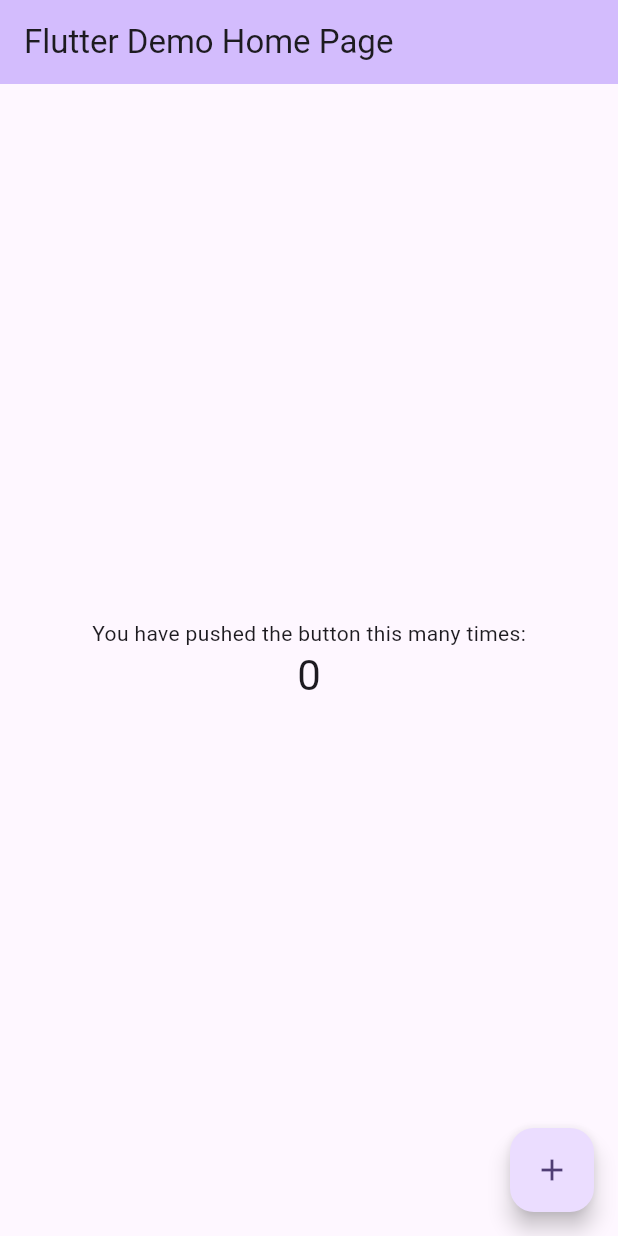
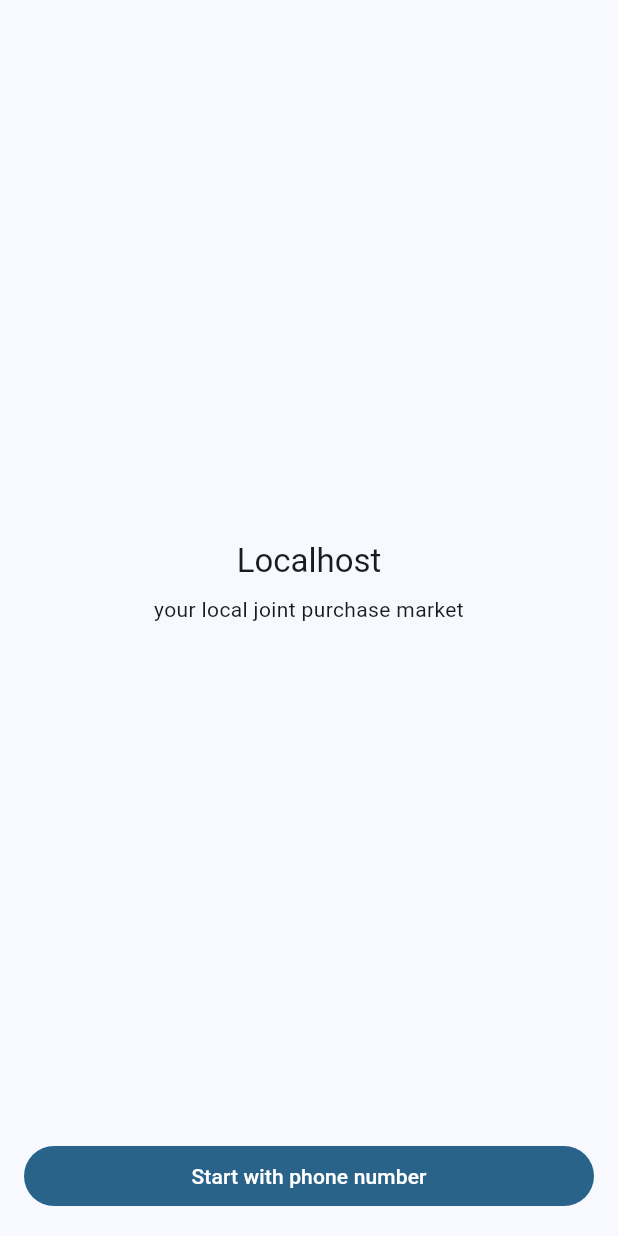
Before and after one commit to Scripter36/localhost_client, a Flutter app: the screen it shows after launch, on a phone screen of 412 x 824 dp. Run offline on Flutter 3.47's test engine with Material 2 defaults, Android fonts, the phone set to English and light mode, and no system bars; our stand-ins replace flutter_riverpod; generated files the repository leaves out were written again.

Commit message:
번역 추가, 시작 부분 화면 구현, 홈 틀만 구현

```diff
--- /dev/null
+++ b/l10n.yaml
@@ -0,0 +1,3 @@
+arb-dir: lib/l10n
+template-arb-file: app_en.arb
+output-localization-file: app_localizations.dart
--- a/lib/main.dart
+++ b/lib/main.dart
@@ -1,7 +1,13 @@
 import 'package:flutter/material.dart';
+import 'package:flutter_gen/gen_l10n/app_localizations.dart';
+import 'package:flutter_riverpod/flutter_riverpod.dart';
+import 'package:localhost/home/screens/home.dart';
+import 'package:localhost/start/screens/signin.dart';
+import 'package:localhost/start/screens/signup.dart';
+import 'package:localhost/start/screens/start.dart';
 
 void main() {
-  runApp(const MyApp());
+  runApp(const ProviderScope(child: MyApp()));
 }
 
 class MyApp extends StatelessWidget {
@@ -11,115 +17,19 @@ class MyApp extends StatelessWidget {
   @override
   Widget build(BuildContext context) {
     return MaterialApp(
-      title: 'Flutter Demo',
-      theme: ThemeData(
-        // This is the theme of your application.
-        //
-        // TRY THIS: Try running your application with "flutter run". You'll see
-        // the application has a blue toolbar. Then, without quitting the app,
-        // try changing the seedColor in the colorScheme below to Colors.green
-        // and then invoke "hot reload" (save your changes or press the "hot
-        // reload" button in a Flutter-supported IDE, or press "r" if you used
-        // the command line to start the app).
-        //
-        // Notice that the counter didn't reset back to zero; the application
-        // state is not lost during the reload. To reset the state, use hot
-        // restart instead.
-        //
-        // This works for code too, not just values: Most code changes can be
-        // tested with just a hot reload.
-        colorScheme: ColorScheme.fromSeed(seedColor: Colors.deepPurple),
-        useMaterial3: true,
-      ),
-      home: const MyHomePage(title: 'Flutter Demo Home Page'),
-    );
+        title: 'Localhost',
+        localizationsDelegates: AppLocalizations.localizationsDelegates,
+        supportedLocales: AppLocalizations.supportedLocales,
+        theme: ThemeData(
+          colorScheme: ColorScheme.fromSeed(seedColor: const Color(0xFF006494)),
+          useMaterial3: true,
+        ),
+        initialRoute: '/start',
+        routes: {
+          '/start': (context) => const StartPage(),
+          '/signin': (context) => const SigninPage(),
+          '/signup': (context) => const SignupPage(),
+          '/home': (context) => const HomePage(),
+        });
   }
 }
-
-class MyHomePage extends StatefulWidget {
-  const MyHomePage({super.key, required this.title});
-
-  // This widget is the home page of your application. It is stateful, meaning
-  // that it has a State object (defined below) that contains fields that affect
-  // how it looks.
-
-  // This class is the configuration for the state. It holds the values (in this
-  // case the title) provided by the parent (in this case the App widget) and
-  // used by the build method of the State. Fields in a Widget subclass are
-  // always marked "final".
-
-  final String title;
-
-  @override
-  State<MyHomePage> createState() => _MyHomePageState();
-}
-
-class _MyHomePageState extends State<MyHomePage> {
-  int _counter = 0;
-
-  void _incrementCounter() {
-    setState(() {
-      // This call to setState tells the Flutter framework that something has
-      // changed in this State, which causes it to rerun the build method below
-      // so that the display can reflect the updated values. If we changed
-      // _counter without calling setState(), then the build method would not be
-      // called again, and so nothing would appear to happen.
-      _counter++;
-    });
-  }
-
-  @override
-  Widget build(BuildContext context) {
-    // This method is rerun every time setState is called, for instance as done
-    // by the _incrementCounter method above.
-    //
-    // The Flutter framework has been optimized to make rerunning build methods
-    // fast, so that you can just rebuild anything that needs updating rather
-    // than having to individually change instances of widgets.
-    return Scaffold(
-      appBar: AppBar(
-        // TRY THIS: Try changing the color here to a specific color (to
-        // Colors.amber, perhaps?) and trigger a hot reload to see the AppBar
-        // change color while the other colors stay the same.
-        backgroundColor: Theme.of(context).colorScheme.inversePrimary,
-        // Here we take the value from the MyHomePage object that was created by
-        // the App.build method, and use it to set our appbar title.
-        title: Text(widget.title),
-      ),
-      body: Center(
-        // Center is a layout widget. It takes a single child and positions it
-        // in the middle of the parent.
-        child: Column(
-          // Column is also a layout widget. It takes a list of children and
-          // arranges them vertically. By default, it sizes itself to fit its
-          // children horizontally, and tries to be as tall as its parent.
-          //
-          // Column has various properties to control how it sizes itself and
-          // how it positions its children. Here we use mainAxisAlignment to
-          // center the children vertically; the main axis here is the vertical
-          // axis because Columns are vertical (the cross axis would be
-          // horizontal).
-          //
-          // TRY THIS: Invoke "debug painting" (choose the "Toggle Debug Paint"
-          // action in the IDE, or press "p" in the console), to see the
-          // wireframe for each widget.
-          mainAxisAlignment: MainAxisAlignment.center,
-          children: <Widget>[
-            const Text(
-              'You have pushed the button this many times:',
-            ),
-            Text(
-              '$_counter',
-              style: Theme.of(context).textTheme.headlineMedium,
-            ),
-          ],
-        ),
-      ),
-      floatingActionButton: FloatingActionButton(
-        onPressed: _incrementCounter,
-        tooltip: 'Increment',
-        child: const Icon(Icons.add),
-      ), // This trailing comma makes auto-formatting nicer for build methods.
-    );
-  }
-}
--- /dev/null
+++ b/lib/start/screens/start.dart
@@ -0,0 +1,33 @@
+import 'package:flutter/material.dart';
+import 'package:flutter_gen/gen_l10n/app_localizations.dart';
+
+class StartPage extends StatelessWidget {
+  const StartPage({Key? key}) : super(key: key);
+
+  @override
+  Widget build(BuildContext context) {
+    var appLocalizations = AppLocalizations.of(context)!;
+    return Scaffold(
+      body: SafeArea(
+        child: Padding(
+          padding: const EdgeInsets.all(16),
+          child: Column(
+            mainAxisSize: MainAxisSize.max,
+            crossAxisAlignment: CrossAxisAlignment.stretch,
+            children: [
+              const Spacer(),
+              Text(appLocalizations.title, style: Theme.of(context).textTheme.titleLarge, textAlign: TextAlign.center),
+              const SizedBox(height: 8),
+              Text(appLocalizations.description,
+                  style: Theme.of(context).textTheme.bodyMedium, textAlign: TextAlign.center),
+              const Spacer(),
+              FilledButton(onPressed: () {
+                Navigator.of(context).pushNamed('/signin');
+              }, child: Text(appLocalizations.start_confirm))
+            ],
+          ),
+        ),
+      ),
+    );
+  }
+}
```
Also changed, not shown: lib/chat/screens/chat_list.dart (added, +22 -0 lines), lib/home/screens/home.dart (added, +61 -0 lines), lib/l10n/app_en.arb (added, +96 -0 lines), lib/l10n/app_ko.arb (added, +26 -0 lines), lib/mypage/screens/mypage.dart (added, +22 -0 lines), lib/product/screens/product_list.dart (added, +23 -0 lines), lib/start/screens/signin.dart (added, +116 -0 lines), lib/start/screens/signup.dart (added, +140 -0 lines), pubspec.yaml (+12 -4 lines), assets/images/default_image.png (added), pubspec.lock, 5 other files.
